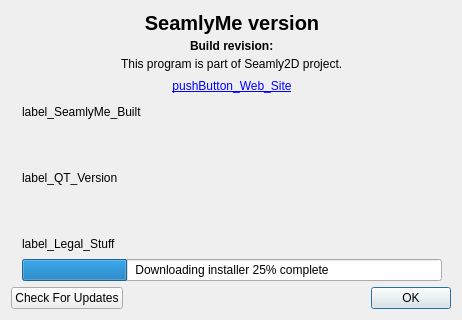
Qt form src/app/seamlyme/dialogs/dialogaboutseamlyme.ui (FashionFreedom/Seamly2D) before a commit.
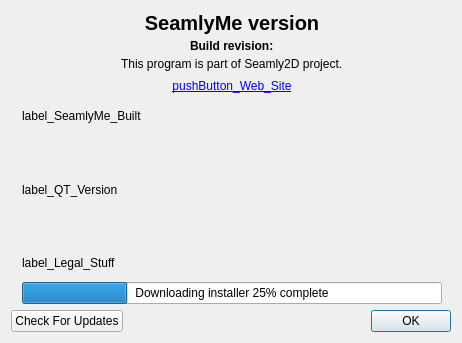
The same form after that commit. Icons and pictures are not drawn.

What changed in the file:
```diff
--- a/src/app/seamlyme/dialogs/dialogaboutseamlyme.ui
+++ b/src/app/seamlyme/dialogs/dialogaboutseamlyme.ui
@@ -7,7 +7,7 @@
     <x>0</x>
     <y>0</y>
     <width>462</width>
-    <height>320</height>
+    <height>343</height>
    </rect>
   </property>
   <property name="sizePolicy">
```
Left out of the diff: 10 changed lines with no effect on the pictures.
